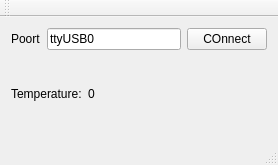
Qt form mainwindow.ui (pgils/gWeerstation-GUI) before a commit.
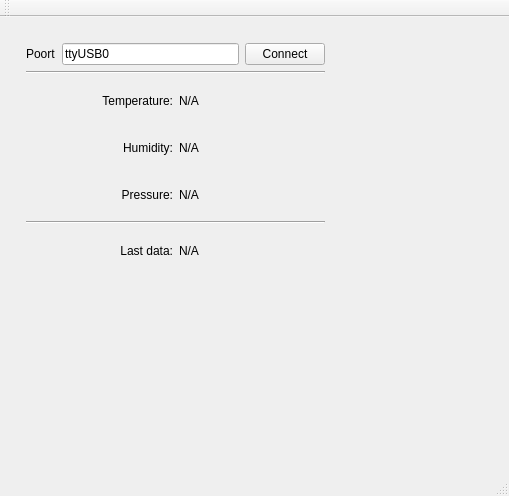
The same form after that commit.

Commit message: add labels for humidity and pressure

What changed in the file:
```diff
--- a/mainwindow.ui
+++ b/mainwindow.ui
@@ -6,14 +6,23 @@
    <rect>
     <x>0</x>
     <y>0</y>
-    <width>278</width>
-    <height>165</height>
+    <width>509</width>
+    <height>496</height>
    </rect>
   </property>
   <property name="windowTitle">
    <string>MainWindow</string>
   </property>
   <widget class="QWidget" name="centralWidget">
+   <widget class="QWidget" name="">
+    <property name="geometry">
+     <rect>
+      <x>15</x>
+      <y>15</y>
+      <width>321</width>
+      <height>250</height>
+     </rect>
+    </property>
    <layout class="QVBoxLayout" name="verticalLayout">
     <item>
      <layout class="QHBoxLayout" name="horizontalLayout_2">
@@ -34,37 +43,122 @@
       <item>
        <widget class="QPushButton" name="btnConnect">
         <property name="text">
-         <string>COnnect</string>
+          <string>Connect</string>
         </property>
        </widget>
       </item>
      </layout>
     </item>
     <item>
+      <widget class="Line" name="line">
+       <property name="orientation">
+        <enum>Qt::Horizontal</enum>
+       </property>
+      </widget>
+     </item>
+     <item>
+      <layout class="QGridLayout" name="gridLayout">
+       <item row="2" column="0">
+        <layout class="QHBoxLayout" name="horizontalLayout_4">
+         <item>
+          <widget class="QLabel" name="lblPressure">
+           <property name="text">
+            <string>Pressure:</string>
+           </property>
+           <property name="alignment">
+            <set>Qt::AlignRight|Qt::AlignTrailing|Qt::AlignVCenter</set>
+           </property>
+          </widget>
+         </item>
+         <item>
+          <widget class="QLabel" name="lblPressureVal">
+           <property name="text">
+            <string>N/A</string>
+           </property>
+          </widget>
+         </item>
+        </layout>
+       </item>
+       <item row="4" column="0">
+        <layout class="QHBoxLayout" name="horizontalLayout_5">
+         <item>
+          <widget class="QLabel" name="lblDataReceived">
+           <property name="text">
+            <string>Last data:</string>
+           </property>
+           <property name="alignment">
+            <set>Qt::AlignRight|Qt::AlignTrailing|Qt::AlignVCenter</set>
+           </property>
+          </widget>
+         </item>
+         <item>
+          <widget class="QLabel" name="lblDataReceivedVal">
+           <property name="text">
+            <string>N/A</string>
+           </property>
+          </widget>
+         </item>
+        </layout>
+       </item>
+       <item row="0" column="0">
      <layout class="QHBoxLayout" name="horizontalLayout">
       <item>
        <widget class="QLabel" name="lblTemp">
         <property name="text">
          <string>Temperature:</string>
         </property>
+           <property name="alignment">
+            <set>Qt::AlignRight|Qt::AlignTrailing|Qt::AlignVCenter</set>
+           </property>
        </widget>
       </item>
       <item>
        <widget class="QLabel" name="lblTempVal">
         <property name="sizePolicy">
-         <sizepolicy hsizetype="MinimumExpanding" vsizetype="Preferred">
+            <sizepolicy hsizetype="Preferred" vsizetype="Preferred">
           <horstretch>0</horstretch>
           <verstretch>0</verstretch>
          </sizepolicy>
         </property>
         <property name="text">
-         <string>0</string>
+            <string>N/A</string>
         </property>
        </widget>
       </item>
      </layout>
     </item>
-   </layout>
+       <item row="1" column="0">
+        <layout class="QHBoxLayout" name="horizontalLayout_3">
+         <item>
+          <widget class="QLabel" name="lblHumidity">
+           <property name="text">
+            <string>Humidity:</string>
+           </property>
+           <property name="alignment">
+            <set>Qt::AlignRight|Qt::AlignTrailing|Qt::AlignVCenter</set>
+           </property>
+          </widget>
+         </item>
+         <item>
+          <widget class="QLabel" name="lblHumidityVal">
+           <property name="text">
+            <string>N/A</string>
+           </property>
+          </widget>
+         </item>
+        </layout>
+       </item>
+       <item row="3" column="0">
+        <widget class="Line" name="line_2">
+         <property name="orientation">
+          <enum>Qt::Horizontal</enum>
+         </property>
+        </widget>
+       </item>
+      </layout>
+     </item>
+    </layout>
+   </widget>
   </widget>
   <widget class="QMenuBar" name="menuBar">
    <property name="geometry">
```
Left out of the diff: 4 changed lines with no effect on the pictures. Lines whose indentation alone changed are shown as unchanged.
